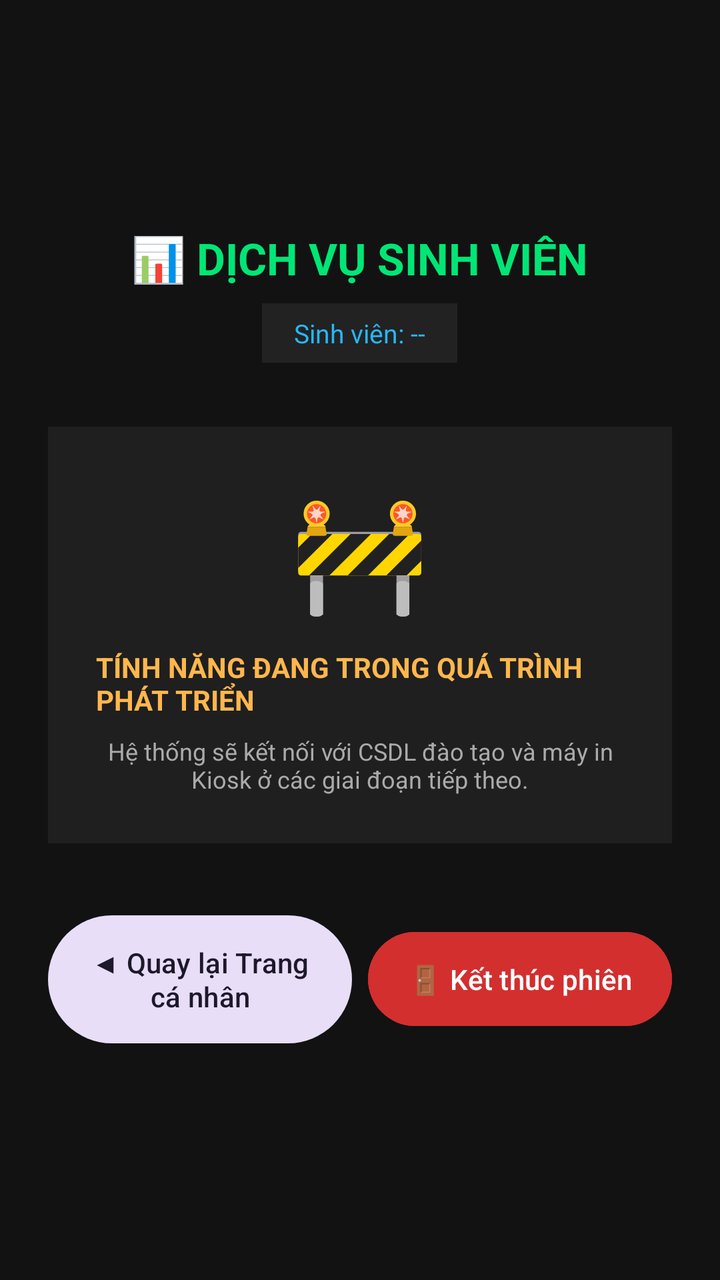
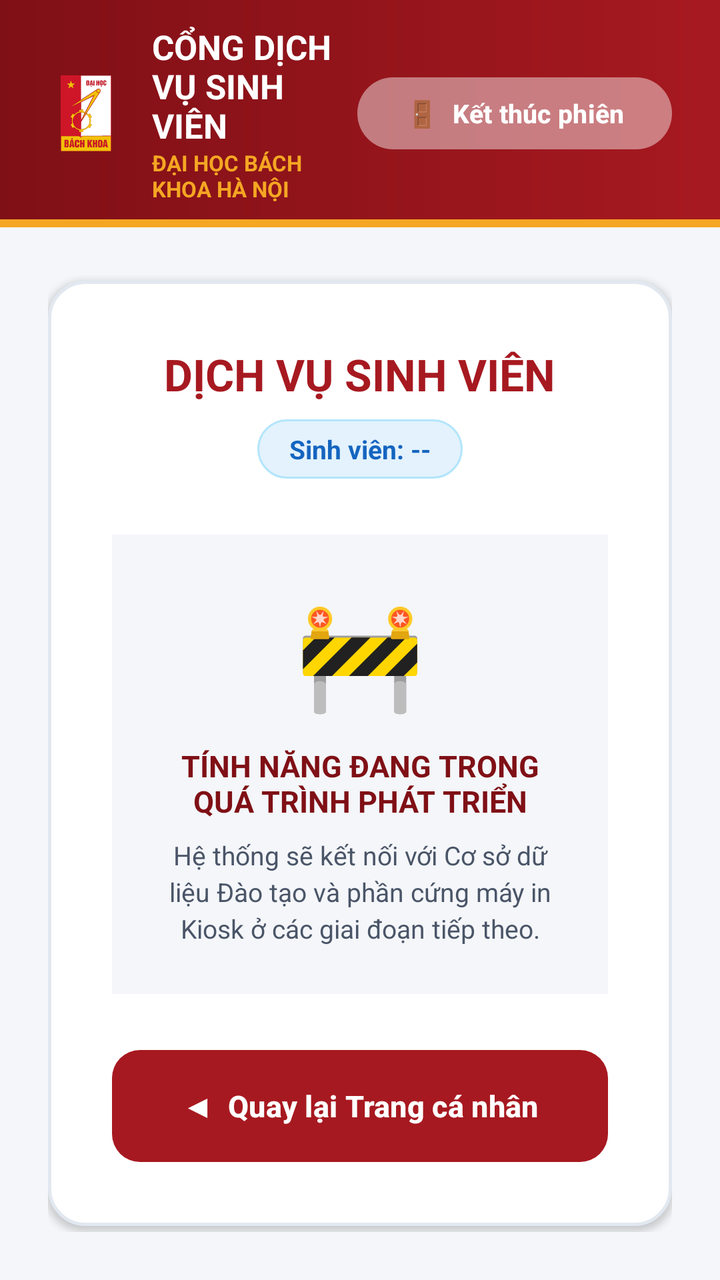

An Android layout rendered at two revisions. The XML below is the earlier revision; the diff shows what the commit changed to produce the second picture.
<!-- AndroidManifest.xml: application theme Theme.TestCamera -->
<!-- res/layout/fragment_kiosk_service_placeholder.xml -->
<?xml version="1.0" encoding="utf-8"?>
<LinearLayout xmlns:android="http://schemas.android.com/apk/res/android"
    android:id="@+id/rootServicePlaceholder"
    android:layout_width="match_parent"
    android:layout_height="match_parent"
    android:orientation="vertical"
    android:gravity="center"
    android:background="#121212"
    android:padding="24dp">

    
    <TextView
        android:id="@+id/tvServiceName"
        android:layout_width="wrap_content"
        android:layout_height="wrap_content"
        android:text="📊 DỊCH VỤ SINH VIÊN"
        android:textColor="#00E676"
        android:textSize="22sp"
        android:textStyle="bold"
        android:paddingBottom="8dp" />

    
    <TextView
        android:id="@+id/tvStudentInfo"
        android:layout_width="wrap_content"
        android:layout_height="wrap_content"
        android:background="#222222"
        android:paddingHorizontal="16dp"
        android:paddingVertical="6dp"
        android:text="Sinh viên: --"
        android:textColor="#29B6F6"
        android:textSize="13sp" />

    
    <LinearLayout
        android:layout_width="match_parent"
        android:layout_height="wrap_content"
        android:layout_marginVertical="32dp"
        android:background="#1F1F1F"
        android:orientation="vertical"
        android:gravity="center"
        android:padding="24dp">

        <TextView
            android:layout_width="wrap_content"
            android:layout_height="wrap_content"
            android:text="🚧"
            android:textSize="56sp"
            android:paddingBottom="12dp" />

        <TextView
            android:layout_width="wrap_content"
            android:layout_height="wrap_content"
            android:text="TÍNH NĂNG ĐANG TRONG QUÁ TRÌNH PHÁT TRIỂN"
            android:textColor="#FFB74D"
            android:textSize="14sp"
            android:textStyle="bold"
            android:paddingBottom="8dp" />

        <TextView
            android:layout_width="wrap_content"
            android:layout_height="wrap_content"
            android:text="Hệ thống sẽ kết nối với CSDL đào tạo và máy in Kiosk ở các giai đoạn tiếp theo."
            android:textColor="#AAAAAA"
            android:textSize="12sp"
            android:textAlignment="center" />
    </LinearLayout>

    
    <LinearLayout
        android:layout_width="match_parent"
        android:layout_height="wrap_content"
        android:orientation="horizontal"
        android:gravity="center">

        <Button
            android:id="@+id/btnBackToProfile"
            style="@style/Widget.Material3.Button.TonalButton"
            android:layout_width="0dp"
            android:layout_height="wrap_content"
            android:layout_weight="1"
            android:layout_marginEnd="8dp"
            android:padding="14dp"
            android:text="◀ Quay lại Trang cá nhân"
            android:textSize="14sp" />

        <Button
            android:id="@+id/btnEndSessionService"
            android:layout_width="0dp"
            android:layout_height="wrap_content"
            android:layout_weight="1"
            android:padding="14dp"
            android:text="🚪 Kết thúc phiên"
            android:textColor="#FFFFFF"
            android:textSize="14sp"
            android:backgroundTint="#D32F2F" />
    </LinearLayout>

</LinearLayout>
<!-- resources referenced by this layout -->
<resources>
  <style name="Theme.TestCamera" parent="Base.Theme.TestCamera" />
  <style name="Base.Theme.TestCamera" parent="Theme.Material3.DayNight.NoActionBar">
          
          
      </style>
</resources>

<!-- the commit's change to res/layout/fragment_kiosk_service_placeholder.xml (unified diff, before → after) -->
@@ -4,96 +4,154 @@
     android:layout_width="match_parent"
     android:layout_height="match_parent"
     android:orientation="vertical"
-    android:gravity="center"
-    android:background="#121212"
-    android:padding="24dp">
-
-    
-    <TextView
-        android:id="@+id/tvServiceName"
-        android:layout_width="wrap_content"
-        android:layout_height="wrap_content"
-        android:text="📊 DỊCH VỤ SINH VIÊN"
-        android:textColor="#00E676"
-        android:textSize="22sp"
-        android:textStyle="bold"
-        android:paddingBottom="8dp" />
-
-    
-    <TextView
-        android:id="@+id/tvStudentInfo"
-        android:layout_width="wrap_content"
-        android:layout_height="wrap_content"
-        android:background="#222222"
-        android:paddingHorizontal="16dp"
-        android:paddingVertical="6dp"
-        android:text="Sinh viên: --"
-        android:textColor="#29B6F6"
-        android:textSize="13sp" />
-
-    
-    <LinearLayout
-        android:layout_width="match_parent"
-        android:layout_height="wrap_content"
-        android:layout_marginVertical="32dp"
-        android:background="#1F1F1F"
-        android:orientation="vertical"
-        android:gravity="center"
-        android:padding="24dp">
-
-        <TextView
-            android:layout_width="wrap_content"
-            android:layout_height="wrap_content"
-            android:text="🚧"
-            android:textSize="56sp"
-            android:paddingBottom="12dp" />
-
-        <TextView
-            android:layout_width="wrap_content"
-            android:layout_height="wrap_content"
-            android:text="TÍNH NĂNG ĐANG TRONG QUÁ TRÌNH PHÁT TRIỂN"
-            android:textColor="#FFB74D"
-            android:textSize="14sp"
-            android:textStyle="bold"
-            android:paddingBottom="8dp" />
-
-        <TextView
-            android:layout_width="wrap_content"
-            android:layout_height="wrap_content"
-            android:text="Hệ thống sẽ kết nối với CSDL đào tạo và máy in Kiosk ở các giai đoạn tiếp theo."
-            android:textColor="#AAAAAA"
-            android:textSize="12sp"
-            android:textAlignment="center" />
-    </LinearLayout>
+    android:background="@color/kiosk_bg">
 
     
     <LinearLayout
         android:layout_width="match_parent"
         android:layout_height="wrap_content"
         android:orientation="horizontal"
-        android:gravity="center">
+        android:background="@drawable/bg_hust_header"
+        android:paddingHorizontal="24dp"
+        android:paddingVertical="12dp"
+        android:gravity="center_vertical">
 
-        <Button
-            android:id="@+id/btnBackToProfile"
-            style="@style/Widget.Material3.Button.TonalButton"
+        <ImageView
+            android:layout_width="38dp"
+            android:layout_height="38dp"
+            android:src="@drawable/ic_hust_emblem"
+            android:contentDescription="HUST Emblem" />
+
+        <LinearLayout
             android:layout_width="0dp"
             android:layout_height="wrap_content"
             android:layout_weight="1"
-            android:layout_marginEnd="8dp"
-            android:padding="14dp"
-            android:text="◀ Quay lại Trang cá nhân"
-            android:textSize="14sp" />
+            android:orientation="vertical"
+            android:paddingStart="14dp">
+
+            <TextView
+                android:layout_width="wrap_content"
+                android:layout_height="wrap_content"
+                android:text="CỔNG DỊCH VỤ SINH VIÊN"
+                android:textColor="@color/white"
+                android:textSize="17sp"
+                android:textStyle="bold" />
+
+            <TextView
+                android:layout_width="wrap_content"
+                android:layout_height="wrap_content"
+                android:text="ĐẠI HỌC BÁCH KHOA HÀ NỘI"
+                android:textColor="@color/hust_gold"
+                android:textSize="11sp"
+                android:textStyle="bold" />
+        </LinearLayout>
 
         <Button
             android:id="@+id/btnEndSessionService"
-            android:layout_width="0dp"
+            style="@style/Widget.Material3.Button.TonalButton"
+            android:layout_width="wrap_content"
+            android:layout_height="44dp"
+            android:backgroundTint="#40FFFFFF"
+            android:textColor="@color/white"
+            android:text="🚪  Kết thúc phiên"
+            android:textSize="13sp"
+            android:textStyle="bold" />
+    </LinearLayout>
+
+    
+    <LinearLayout
+        android:layout_width="match_parent"
+        android:layout_height="0dp"
+        android:layout_weight="1"
+        android:gravity="center"
+        android:padding="24dp"
+        android:orientation="vertical">
+
+        <LinearLayout
+            android:layout_width="match_parent"
             android:layout_height="wrap_content"
-            android:layout_weight="1"
-            android:padding="14dp"
-            android:text="🚪 Kết thúc phiên"
-            android:textColor="#FFFFFF"
-            android:textSize="14sp"
-            android:backgroundTint="#D32F2F" />
+            android:maxWidth="640dp"
+            android:background="@drawable/card_white_rounded"
+            android:orientation="vertical"
+            android:gravity="center"
+            android:padding="32dp"
+            android:elevation="2dp">
+
+            
+            <TextView
+                android:id="@+id/tvServiceName"
+                android:layout_width="wrap_content"
+                android:layout_height="wrap_content"
+                android:text="DỊCH VỤ SINH VIÊN"
+                android:textColor="@color/hust_red"
+                android:textSize="22sp"
+                android:textStyle="bold"
+                android:textAlignment="center"
+                android:paddingBottom="8dp" />
+
+            
+            <TextView
+                android:id="@+id/tvStudentInfo"
+                android:layout_width="wrap_content"
+                android:layout_height="wrap_content"
+                android:background="@drawable/badge_status_bg"
+                android:paddingHorizontal="16dp"
+                android:paddingVertical="6dp"
+                android:text="Sinh viên: --"
+                android:textColor="@color/status_info"
+                android:textSize="13sp"
+                android:textStyle="bold" />
+
+            
+            <LinearLayout
+                android:layout_width="match_parent"
+                android:layout_height="wrap_content"
+                android:layout_marginVertical="28dp"
+                android:background="@color/kiosk_bg"
+                android:orientation="vertical"
+                android:gravity="center"
+                android:padding="24dp">
+
+                <TextView
+                    android:layout_width="wrap_content"
+                    android:layout_height="wrap_content"
+                    android:text="🚧"
+                    android:textSize="52sp"
+                    android:paddingBottom="12dp" />
+
+                <TextView
+                    android:layout_width="wrap_content"
+                    android:layout_height="wrap_content"
+                    android:text="TÍNH NĂNG ĐANG TRONG QUÁ TRÌNH PHÁT TRIỂN"
+                    android:textColor="@color/hust_red_dark"
+                    android:textSize="15sp"
+                    android:textStyle="bold"
+                    android:textAlignment="center"
+                    android:paddingBottom="8dp" />
+
+                <TextView
+                    android:layout_width="wrap_content"
+                    android:layout_height="wrap_content"
+                    android:text="Hệ thống sẽ kết nối với Cơ sở dữ liệu Đào tạo và phần cứng máy in Kiosk ở các giai đoạn tiếp theo."
+                    android:textColor="@color/text_secondary"
+                    android:textSize="13sp"
+                    android:textAlignment="center"
+                    android:lineSpacingExtra="3dp" />
+            </LinearLayout>
+
+            
+            <Button
+                android:id="@+id/btnBackToProfile"
+                android:layout_width="match_parent"
+                android:layout_height="56dp"
+                android:background="@drawable/btn_hust_primary"
+                android:backgroundTint="@null"
+                android:text="◀  Quay lại Trang cá nhân"
+                android:textColor="@color/white"
+                android:textSize="15sp"
+                android:textStyle="bold" />
+
+        </LinearLayout>
     </LinearLayout>
 
 </LinearLayout>
<!-- resource entries referenced after the edit -->
@@ -1,9 +1,80 @@
 <!-- resources referenced by this layout -->
 <resources>
+  <color name="hust_gold">#F5A623</color>
+  <color name="hust_red">#A71920</color>
+  <color name="hust_red_dark">#7F1016</color>
+  <color name="kiosk_bg">#F4F6F9</color>
+  <color name="status_info">#1565C0</color>
+  <color name="text_secondary">#4A5568</color>
+  <color name="white">#FFFFFFFF</color>
+  <!-- drawable badge_status_bg (drawable) -->
+  <?xml version="1.0" encoding="utf-8"?>
+  <shape xmlns:android="http://schemas.android.com/apk/res/android"
+      android:shape="rectangle">
+      <solid android:color="@color/status_info_bg" />
+      <corners android:radius="20dp" />
+      <stroke
+          android:width="1dp"
+          android:color="#B3E5FC" />
+  </shape>
+  <!-- drawable bg_hust_header (drawable) -->
+  <?xml version="1.0" encoding="utf-8"?>
+  <layer-list xmlns:android="http://schemas.android.com/apk/res/android">
+      <item>
+          <shape android:shape="rectangle">
+              <gradient
+                  android:angle="0"
+                  android:startColor="#7F1016"
+                  android:endColor="#A71920"
+                  android:type="linear" />
+          </shape>
+      </item>
+      <item android:gravity="bottom">
+          <shape android:shape="rectangle">
+              <size android:height="4dp" />
+              <solid android:color="@color/hust_gold" />
+          </shape>
+      </item>
+  </layer-list>
+  <!-- drawable btn_hust_primary (drawable) -->
+  <?xml version="1.0" encoding="utf-8"?>
+  <ripple xmlns:android="http://schemas.android.com/apk/res/android"
+      android:color="#30FFFFFF">
+      <item>
+          <shape android:shape="rectangle">
+              <gradient
+                  android:angle="0"
+                  android:startColor="#8E141A"
+                  android:endColor="#B71C1C" />
+              <corners android:radius="14dp" />
+          </shape>
+      </item>
+  </ripple>
+  <!-- drawable card_white_rounded (drawable) -->
+  <?xml version="1.0" encoding="utf-8"?>
+  <shape xmlns:android="http://schemas.android.com/apk/res/android"
+      android:shape="rectangle">
+      <solid android:color="@color/kiosk_card_bg" />
+      <corners android:radius="18dp" />
+      <stroke
+          android:width="1.5dp"
+          android:color="@color/kiosk_card_border" />
+  </shape>
+  <!-- drawable ic_hust_emblem: vector/xml drawable (drawable, 28540 chars, omitted) -->
   <style name="Theme.TestCamera" parent="Base.Theme.TestCamera" />
+  <color name="status_info_bg">#E3F2FD</color>
+  <color name="kiosk_card_bg">#FFFFFF</color>
+  <color name="kiosk_card_border">#E2E8F0</color>
   <style name="Base.Theme.TestCamera" parent="Theme.Material3.DayNight.NoActionBar">
           
-          
+          <item name="colorPrimary">@color/hust_red</item>
+          <item name="colorPrimaryVariant">@color/hust_red_dark</item>
+          <item name="colorOnPrimary">@color/white</item>
+          <item name="colorSecondary">@color/hust_gold</item>
+          <item name="colorOnSecondary">@color/black</item>
+          <item name="android:statusBarColor">@color/hust_red_dark</item>
+          <item name="android:navigationBarColor">@color/black</item>
       </style>
+  <color name="black">#FF000000</color>
 </resources>
 
